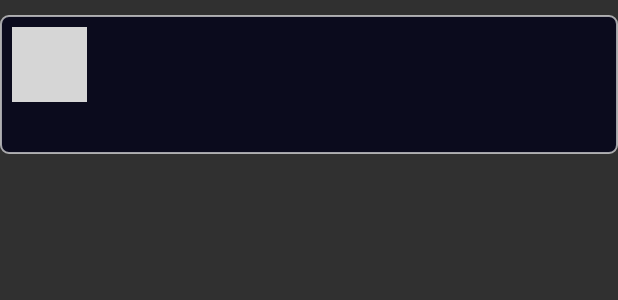
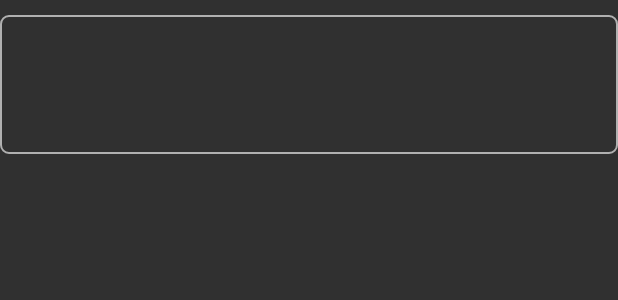
Before and after one commit to Septian-tri/Moku, an Android app: the layout movie_reveiw_template.xml on its own in the app's theme, with its tools: preview values and no code run, on a phone screen of 412 x 824 dp. Shown: the top 300 px of the screen. Run offline under Robolectric (Android 15) with nearby library versions, the phone set to English and light mode, and no system bars; grey boxes are pictures that could not be loaded.

Commit message:
[FIX] fixing some bugs

```diff
--- a/app/src/main/java/com/septiantriwidian/moku/service/ApiService.kt
+++ b/app/src/main/java/com/septiantriwidian/moku/service/ApiService.kt
@@ -1,6 +1,5 @@
 package com.septiantriwidian.moku.service
 
-import android.app.DownloadManager.Query
 import android.content.Context
 import android.graphics.Bitmap
 import android.graphics.BitmapFactory
--- a/app/src/main/res/drawable/shape_single_content_review.xml
+++ b/app/src/main/res/drawable/shape_single_content_review.xml
@@ -7,8 +7,6 @@
         android:width="1dp"
         android:color="@color/white_transparent"/>
 
-    <solid android:color="@color/transparent_deep_blue_3"/>
-
     <corners android:radius="5dip"/>
 
 </shape>
--- a/app/src/main/res/layout/activity_single_movie_detail.xml
+++ b/app/src/main/res/layout/activity_single_movie_detail.xml
@@ -232,7 +232,7 @@
 
                                         <androidx.core.widget.NestedScrollView
                                             android:layout_width="match_parent"
-                                            android:layout_height="320dp">
+                                            android:layout_height="wrap_content">
 
                                                 <LinearLayout
                                                     android:orientation="vertical"
--- a/app/src/main/res/layout/movie_reveiw_template.xml
+++ b/app/src/main/res/layout/movie_reveiw_template.xml
@@ -20,7 +20,6 @@
             android:layout_height="match_parent">
 
             <ImageView
-                    android:background="@drawable/image"
                     android:scaleType="centerCrop"
                     android:id="@+id/avatarReviewImage"
                     android:layout_marginEnd="5dp"
```
